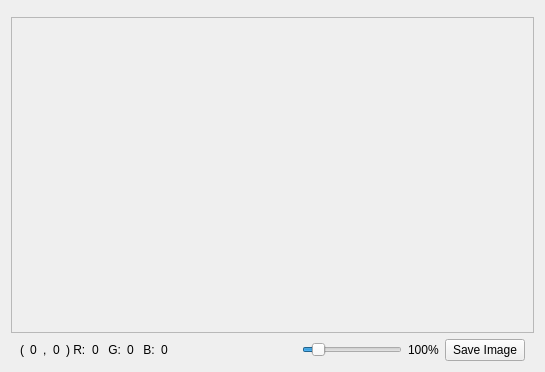
Before: the Qt Designer form src/ImageWidget.ui in Ovilia/PIP, drawn with Qt 5.
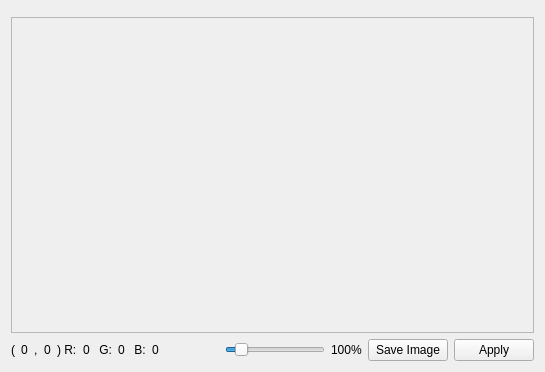
After: the same form once the commit is applied.

```diff
--- a/src/ImageWidget.ui
+++ b/src/ImageWidget.ui
@@ -23,10 +23,7 @@
    <item row="2" column="0">
     <widget class="QWidget" name="widget" native="true">
      <layout class="QHBoxLayout" name="horizontalLayout">
-      <property name="topMargin">
-       <number>0</number>
-      </property>
-      <property name="bottomMargin">
+      <property name="margin">
        <number>0</number>
       </property>
       <item>
@@ -163,6 +160,13 @@
         </property>
        </widget>
       </item>
+      <item>
+       <widget class="QPushButton" name="applyButton">
+        <property name="text">
+         <string>Apply</string>
+        </property>
+       </widget>
+      </item>
      </layout>
     </widget>
    </item>
```
